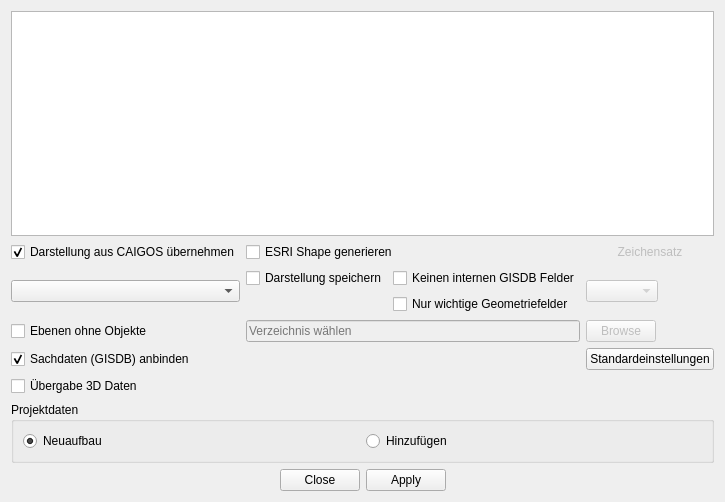
Old version of the form uiExplorer.ui in the repository EZUSoft/CaigosConnector.
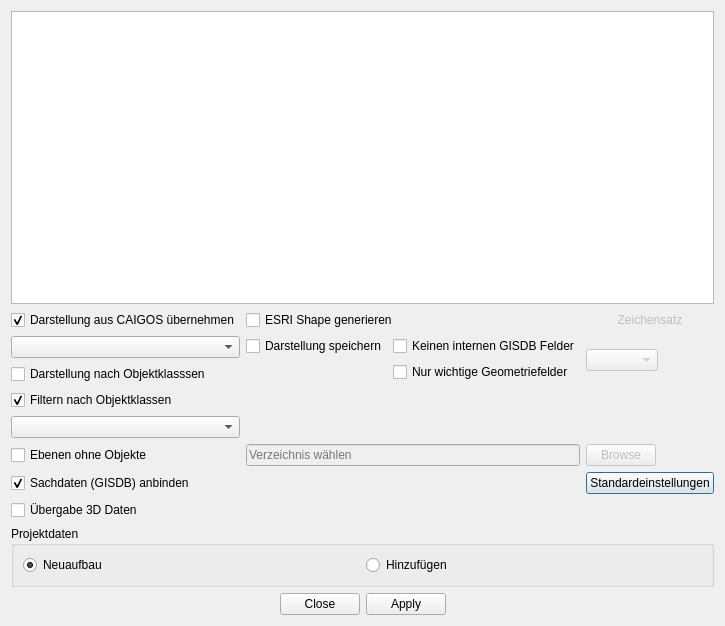
New version of the form.

```diff
--- a/uiExplorer.ui
+++ b/uiExplorer.ui
@@ -6,8 +6,8 @@
    <rect>
     <x>0</x>
     <y>0</y>
-    <width>625</width>
-    <height>502</height>
+    <width>649</width>
+    <height>626</height>
    </rect>
   </property>
   <property name="windowTitle">
@@ -42,130 +42,14 @@
      </item>
      <item>
       <layout class="QGridLayout" name="gridLayout">
-       <item row="3" column="2">
-        <widget class="QPushButton" name="browseZielPfad">
-         <property name="enabled">
-          <bool>false</bool>
-         </property>
-         <property name="sizePolicy">
-          <sizepolicy hsizetype="Fixed" vsizetype="Fixed">
-           <horstretch>0</horstretch>
-           <verstretch>0</verstretch>
-          </sizepolicy>
-         </property>
-         <property name="maximumSize">
-          <size>
-           <width>70</width>
-           <height>16777215</height>
-          </size>
-         </property>
-         <property name="locale">
-          <locale language="English" country="UnitedKingdom"/>
-         </property>
-         <property name="text">
-          <string>Browse</string>
-         </property>
-        </widget>
-       </item>
-       <item row="3" column="1">
-        <widget class="QLineEdit" name="txtZielPfad">
-         <property name="enabled">
-          <bool>false</bool>
-         </property>
-         <property name="sizePolicy">
-          <sizepolicy hsizetype="Expanding" vsizetype="Fixed">
-           <horstretch>2</horstretch>
-           <verstretch>0</verstretch>
-          </sizepolicy>
-         </property>
-         <property name="locale">
-          <locale language="English" country="UnitedKingdom"/>
-         </property>
-         <property name="placeholderText">
-          <string>Verzeichnis wählen</string>
-         </property>
-        </widget>
-       </item>
-       <item row="2" column="0">
-        <widget class="QComboBox" name="cbGruppe">
-         <property name="sizePolicy">
-          <sizepolicy hsizetype="Expanding" vsizetype="Fixed">
-           <horstretch>0</horstretch>
-           <verstretch>0</verstretch>
-          </sizepolicy>
-         </property>
-        </widget>
-       </item>
        <item row="5" column="0">
-        <widget class="QCheckBox" name="chk3DDar">
-         <property name="sizePolicy">
-          <sizepolicy hsizetype="Fixed" vsizetype="Fixed">
-           <horstretch>0</horstretch>
-           <verstretch>0</verstretch>
-          </sizepolicy>
-         </property>
-         <property name="layoutDirection">
-          <enum>Qt::LeftToRight</enum>
-         </property>
-         <property name="text">
-          <string>Übergabe 3D Daten</string>
-         </property>
-         <property name="checked">
-          <bool>false</bool>
-         </property>
-        </widget>
-       </item>
-       <item row="2" column="2">
-        <widget class="QComboBox" name="cbCharSet">
-         <property name="enabled">
-          <bool>false</bool>
-         </property>
-         <property name="sizePolicy">
-          <sizepolicy hsizetype="Fixed" vsizetype="Fixed">
-           <horstretch>0</horstretch>
-           <verstretch>0</verstretch>
-          </sizepolicy>
-         </property>
-         <property name="statusTip">
-          <string>Codepage wählen</string>
-         </property>
-        </widget>
-       </item>
-       <item row="1" column="1">
-        <layout class="QHBoxLayout" name="horizontalLayout_3">
-         <item>
-          <widget class="QCheckBox" name="chkSHPexp">
-           <property name="text">
-            <string>ESRI Shape generieren</string>
-           </property>
-          </widget>
-         </item>
-        </layout>
-       </item>
-       <item row="1" column="2">
-        <widget class="QLabel" name="lbCharSet">
-         <property name="enabled">
-          <bool>false</bool>
-         </property>
-         <property name="layoutDirection">
-          <enum>Qt::LeftToRight</enum>
-         </property>
-         <property name="text">
-          <string>Zeichensatz</string>
-         </property>
-         <property name="alignment">
-          <set>Qt::AlignCenter</set>
-         </property>
-        </widget>
-       </item>
-       <item row="3" column="0">
         <widget class="QCheckBox" name="chkLeer">
          <property name="text">
           <string>Ebenen ohne Objekte</string>
          </property>
         </widget>
        </item>
-       <item row="4" column="0">
+       <item row="6" column="0">
         <widget class="QCheckBox" name="chkGISDB">
          <property name="sizePolicy">
           <sizepolicy hsizetype="Fixed" vsizetype="Fixed">
@@ -184,26 +68,7 @@
          </property>
         </widget>
        </item>
-       <item row="1" column="0">
-        <widget class="QCheckBox" name="chkDar">
-         <property name="sizePolicy">
-          <sizepolicy hsizetype="Fixed" vsizetype="Fixed">
-           <horstretch>0</horstretch>
-           <verstretch>0</verstretch>
-          </sizepolicy>
-         </property>
-         <property name="layoutDirection">
-          <enum>Qt::LeftToRight</enum>
-         </property>
-         <property name="text">
-          <string>Darstellung aus CAIGOS übernehmen</string>
-         </property>
-         <property name="checked">
-          <bool>true</bool>
-         </property>
-        </widget>
-       </item>
-       <item row="5" column="1">
+       <item row="7" column="1">
         <layout class="QHBoxLayout" name="horizontalLayout_2"/>
        </item>
        <item row="2" column="1">
@@ -231,13 +96,188 @@
          </item>
         </layout>
        </item>
-       <item row="4" column="2">
+       <item row="2" column="2">
+        <widget class="QComboBox" name="cbCharSet">
+         <property name="enabled">
+          <bool>false</bool>
+         </property>
+         <property name="sizePolicy">
+          <sizepolicy hsizetype="Fixed" vsizetype="Fixed">
+           <horstretch>0</horstretch>
+           <verstretch>0</verstretch>
+          </sizepolicy>
+         </property>
+         <property name="statusTip">
+          <string>Codepage wählen</string>
+         </property>
+        </widget>
+       </item>
+       <item row="7" column="0">
+        <widget class="QCheckBox" name="chk3DDar">
+         <property name="sizePolicy">
+          <sizepolicy hsizetype="Fixed" vsizetype="Fixed">
+           <horstretch>0</horstretch>
+           <verstretch>0</verstretch>
+          </sizepolicy>
+         </property>
+         <property name="layoutDirection">
+          <enum>Qt::LeftToRight</enum>
+         </property>
+         <property name="text">
+          <string>Übergabe 3D Daten</string>
+         </property>
+         <property name="checked">
+          <bool>false</bool>
+         </property>
+        </widget>
+       </item>
+       <item row="1" column="2">
+        <widget class="QLabel" name="lbCharSet">
+         <property name="enabled">
+          <bool>false</bool>
+         </property>
+         <property name="layoutDirection">
+          <enum>Qt::LeftToRight</enum>
+         </property>
+         <property name="text">
+          <string>Zeichensatz</string>
+         </property>
+         <property name="alignment">
+          <set>Qt::AlignCenter</set>
+         </property>
+        </widget>
+       </item>
+       <item row="1" column="1">
+        <layout class="QHBoxLayout" name="horizontalLayout_3">
+         <item>
+          <widget class="QCheckBox" name="chkSHPexp">
+           <property name="text">
+            <string>ESRI Shape generieren</string>
+           </property>
+          </widget>
+         </item>
+        </layout>
+       </item>
+       <item row="6" column="2">
         <widget class="QPushButton" name="cmdReset">
          <property name="text">
           <string>Standardeinstellungen</string>
          </property>
         </widget>
        </item>
+       <item row="1" column="0">
+        <widget class="QCheckBox" name="chkDar">
+         <property name="sizePolicy">
+          <sizepolicy hsizetype="Fixed" vsizetype="Fixed">
+           <horstretch>0</horstretch>
+           <verstretch>0</verstretch>
+          </sizepolicy>
+         </property>
+         <property name="layoutDirection">
+          <enum>Qt::LeftToRight</enum>
+         </property>
+         <property name="text">
+          <string>Darstellung aus CAIGOS übernehmen</string>
+         </property>
+         <property name="checked">
+          <bool>true</bool>
+         </property>
+        </widget>
+       </item>
+       <item row="2" column="0">
+        <layout class="QGridLayout" name="gridLayout_3">
+         <item row="0" column="0">
+          <widget class="QComboBox" name="cbGruppe">
+           <property name="sizePolicy">
+            <sizepolicy hsizetype="Expanding" vsizetype="Fixed">
+             <horstretch>0</horstretch>
+             <verstretch>0</verstretch>
+            </sizepolicy>
+           </property>
+          </widget>
+         </item>
+         <item row="1" column="0">
+          <widget class="QCheckBox" name="chkDarObjKl">
+           <property name="text">
+            <string>Darstellung nach Objektklasssen</string>
+           </property>
+          </widget>
+         </item>
+        </layout>
+       </item>
+       <item row="5" column="2">
+        <widget class="QPushButton" name="browseZielPfad">
+         <property name="enabled">
+          <bool>false</bool>
+         </property>
+         <property name="sizePolicy">
+          <sizepolicy hsizetype="Fixed" vsizetype="Fixed">
+           <horstretch>0</horstretch>
+           <verstretch>0</verstretch>
+          </sizepolicy>
+         </property>
+         <property name="maximumSize">
+          <size>
+           <width>70</width>
+           <height>16777215</height>
+          </size>
+         </property>
+         <property name="locale">
+          <locale language="English" country="UnitedKingdom"/>
+         </property>
+         <property name="text">
+          <string>Browse</string>
+         </property>
+        </widget>
+       </item>
+       <item row="4" column="0">
+        <widget class="QComboBox" name="cbObjKlasse">
+         <property name="sizePolicy">
+          <sizepolicy hsizetype="Expanding" vsizetype="Fixed">
+           <horstretch>0</horstretch>
+           <verstretch>0</verstretch>
+          </sizepolicy>
+         </property>
+        </widget>
+       </item>
+       <item row="5" column="1">
+        <widget class="QLineEdit" name="txtZielPfad">
+         <property name="enabled">
+          <bool>false</bool>
+         </property>
+         <property name="sizePolicy">
+          <sizepolicy hsizetype="Expanding" vsizetype="Fixed">
+           <horstretch>2</horstretch>
+           <verstretch>0</verstretch>
+          </sizepolicy>
+         </property>
+         <property name="locale">
+          <locale language="English" country="UnitedKingdom"/>
+         </property>
+         <property name="placeholderText">
+          <string>Verzeichnis wählen</string>
+         </property>
+        </widget>
+       </item>
+       <item row="3" column="0">
+        <widget class="QCheckBox" name="chkFiltObjKl">
+         <property name="sizePolicy">
+          <sizepolicy hsizetype="Fixed" vsizetype="Fixed">
+           <horstretch>0</horstretch>
+           <verstretch>0</verstretch>
+          </sizepolicy>
+         </property>
+         <property name="layoutDirection">
+          <enum>Qt::LeftToRight</enum>
+         </property>
+         <property name="text">
+          <string>Filtern nach Objektklassen</string>
+         </property>
+         <property name="checked">
+          <bool>true</bool>
+         </property>
+        </widget>
+       </item>
       </layout>
      </item>
      <item>
```
